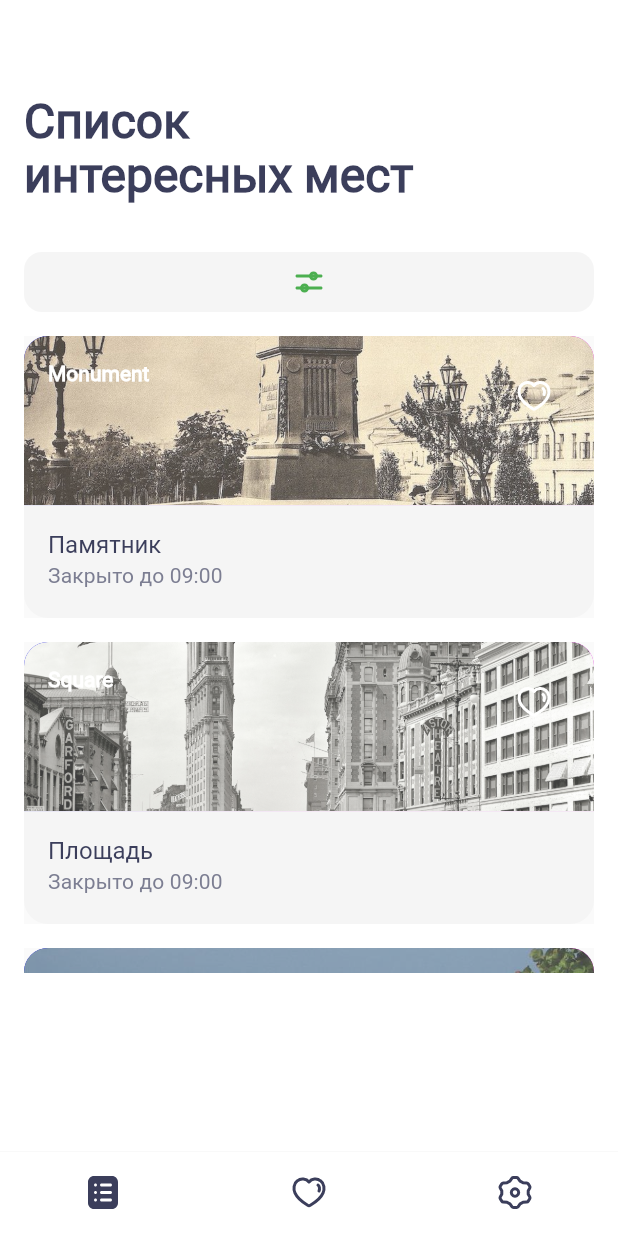
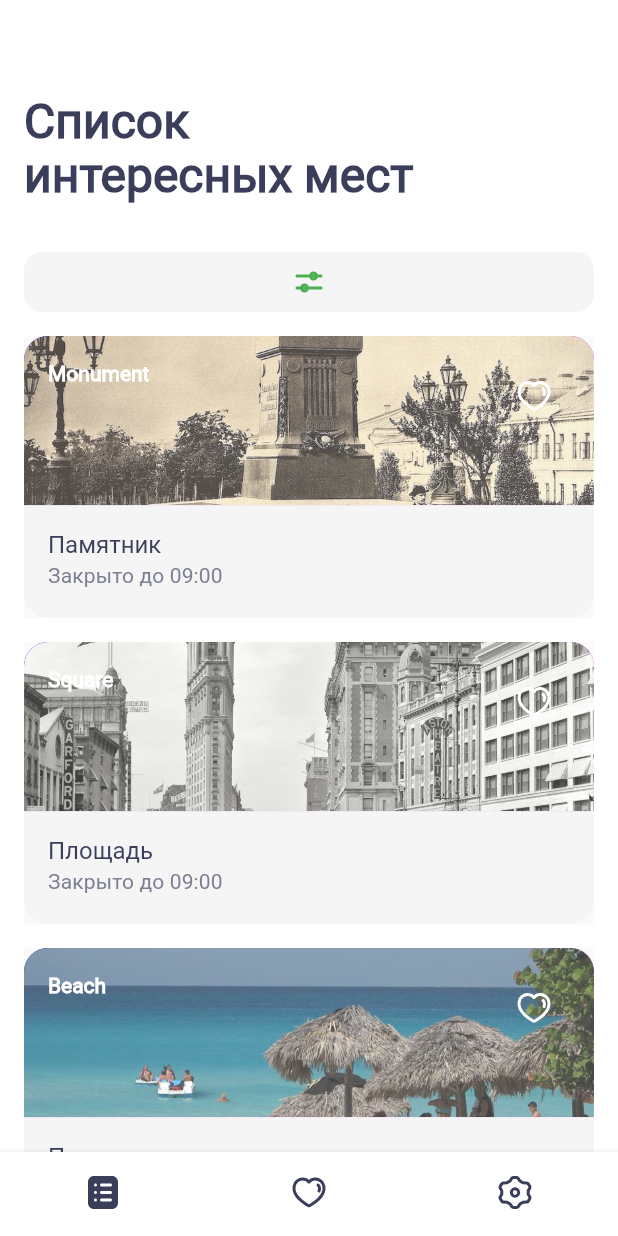
Before and after one commit to ArtyomovOleg/places, a Flutter app: the screen it shows after launch, on a phone screen of 412 x 824 dp. Run offline on Flutter 3.47's test engine with Material 2 defaults, Android fonts, the phone set to English and light mode, and no system bars; our stand-ins replace flutter_svg.

Commit message:
Исправил вёрстку

```diff
--- a/lib/ui/screens/sight_list_screen.dart
+++ b/lib/ui/screens/sight_list_screen.dart
@@ -72,6 +72,7 @@ class _SightListScreenState extends State<SightListScreen> {
       body: _navigationBarScreens[indexBottomNavigationBar],
       resizeToAvoidBottomInset: false,
       bottomNavigationBar: BottomNavigationBar(
+        elevation: 4,
         showSelectedLabels: false,
         showUnselectedLabels: false,
         currentIndex: indexBottomNavigationBar,
@@ -151,10 +152,7 @@ class ScreenSightList extends StatelessWidget {
             ),
           ),
         ),
-        ConstrainedBox(
-          constraints: BoxConstraints(
-            maxHeight: MediaQuery.of(context).size.height * 0.7 - 72 - 80,
-          ),
+        Expanded(
           child: ListView(
             padding: const EdgeInsets.all(0),
             children: [
```
